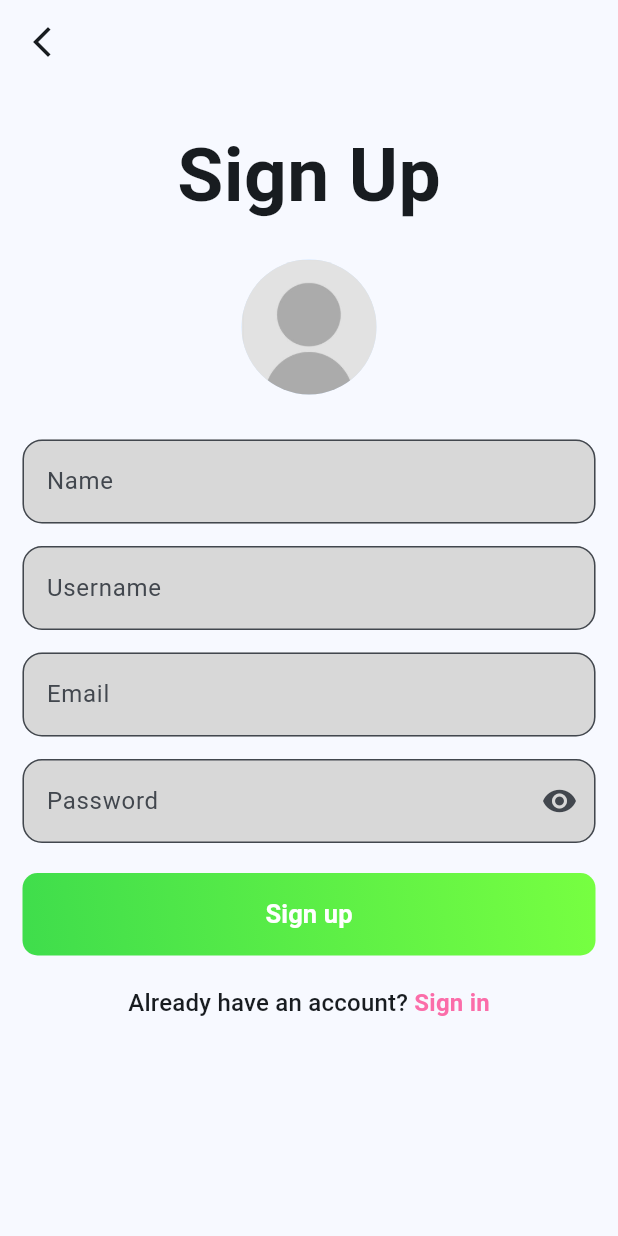
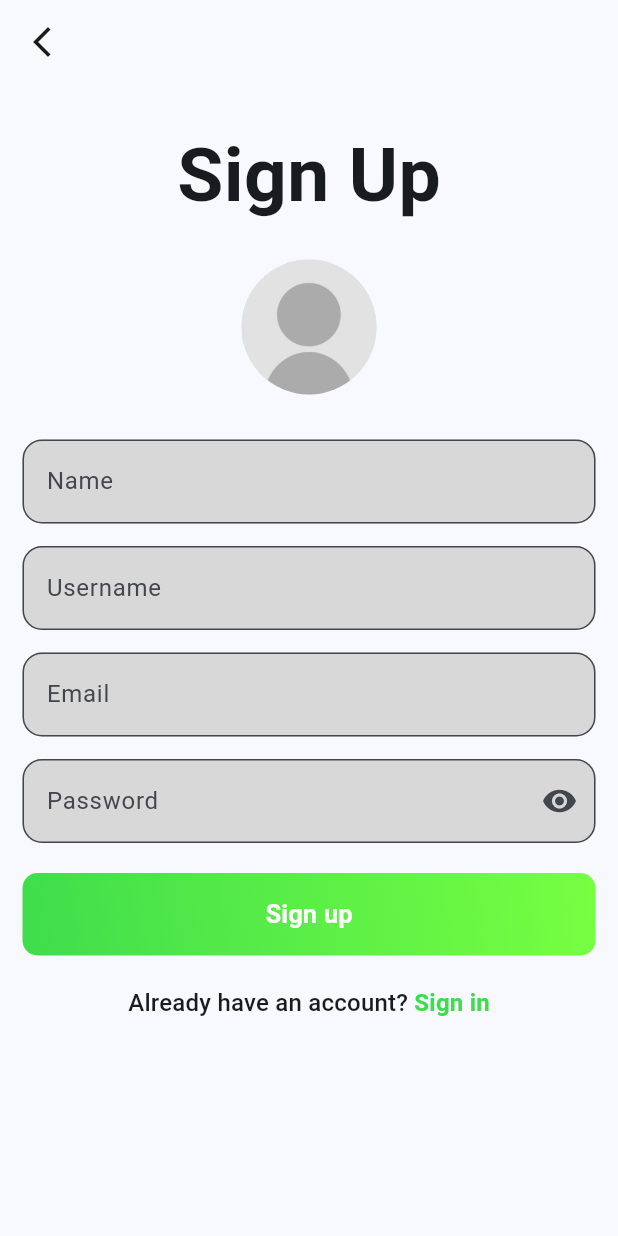
Before and after one commit to bilal-ahmed07/Chat-App, a Flutter app: the SignupPage screen opened directly, on a phone screen of 412 x 824 dp. Run offline on Flutter 3.47's test engine with Material 3 defaults, Android fonts, the phone set to English and light mode, and no system bars; our stand-ins replace cloud_firestore, firebase_auth, firebase_core, image_picker; accounts and stored records are empty.

Commit message:
Signup Page

```diff
--- a/lib/pages/Auth/signup_page.dart
+++ b/lib/pages/Auth/signup_page.dart
@@ -116,9 +116,9 @@ class _SignupPageState extends State<SignupPage> {
     return Scaffold(
       appBar: AppBar(
         leading: IconButton(
-          icon: Icon(Icons.arrow_back_ios_new), // or any other icon
+          icon: Icon(Icons.arrow_back_ios_new),
           onPressed: () {
-            Navigator.pop(context); // or custom logic
+            Navigator.pop(context);
           },
         ),
       ),
@@ -241,7 +241,8 @@ class _SignupPageState extends State<SignupPage> {
                           text: "Sign in",
                           style: Theme.of(context).textTheme.titleMedium
                               ?.copyWith(
-                                color: const Color.fromRGBO(251, 109, 169, 1),
+                                // color: const Color.fromRGBO(251, 109, 169, 1),
+                                color: Color.fromRGBO(63, 221, 76, 1),
                                 fontWeight: FontWeight.bold,
                               ),
                         ),
```
